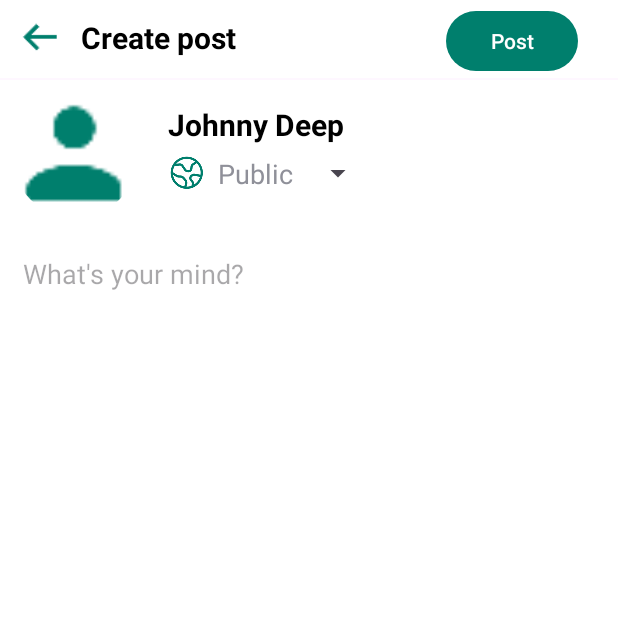
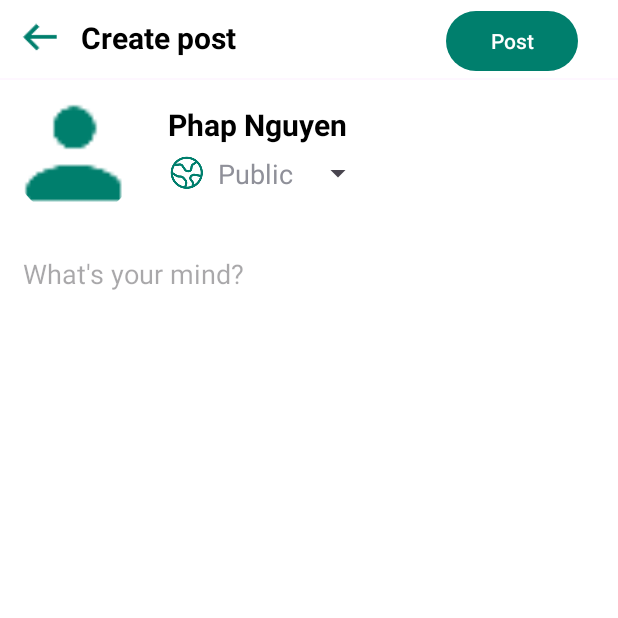
Before and after one commit to Thu6Ngay13/MobileAndroid-Java-SocialMedia, an Android app: the CreatePostActivity screen opened directly, with no data from a screen before it, on a phone screen of 412 x 824 dp, the top half of it. Run offline under Robolectric (Android 15) with nearby library versions, the phone set to English and light mode, and no system bars; our stand-ins replace CircleImageView; 1 statement that could not run was skipped.

Commit message:
Update: CreatePost

```diff
--- a/app/src/main/java/HCMUTE/SocialMedia/Activities/AdminActivity.java
+++ b/app/src/main/java/HCMUTE/SocialMedia/Activities/AdminActivity.java
@@ -7,7 +7,6 @@ import android.os.Bundle;
 import HCMUTE.SocialMedia.R;
 
 public class AdminActivity extends AppCompatActivity {
-
     @Override
     protected void onCreate(Bundle savedInstanceState) {
         super.onCreate(savedInstanceState);
--- a/app/src/main/java/HCMUTE/SocialMedia/Activities/CreatePostActivity.java
+++ b/app/src/main/java/HCMUTE/SocialMedia/Activities/CreatePostActivity.java
@@ -1,16 +1,48 @@
 package HCMUTE.SocialMedia.Activities;
 
 import androidx.appcompat.app.AppCompatActivity;
+
+import android.content.Intent;
 import android.os.Bundle;
+import android.text.Html;
 import android.widget.AdapterView;
 import android.view.View;
+import android.widget.Button;
+import android.widget.EditText;
+import android.widget.ImageButton;
+import android.widget.ImageView;
+import android.widget.SimpleAdapter;
 import android.widget.Spinner;
+import android.widget.TextView;
 import android.widget.Toast;
+
+import java.util.List;
+
 import HCMUTE.SocialMedia.Adapters.CreatePostAdapter;
+import HCMUTE.SocialMedia.Models.AccountCardModel;
+import HCMUTE.SocialMedia.Models.PostCardModel;
+import HCMUTE.SocialMedia.Models.ResponseModel;
 import HCMUTE.SocialMedia.R;
+import HCMUTE.SocialMedia.Responses.RegisterResponse;
+import HCMUTE.SocialMedia.Retrofit.APIService;
+import HCMUTE.SocialMedia.Retrofit.RetrofitClient;
+import HCMUTE.SocialMedia.SharePreferances.PrefManager;
+import retrofit2.Call;
+import retrofit2.Callback;
+import retrofit2.Response;
 
 public class CreatePostActivity extends AppCompatActivity implements AdapterView.OnItemSelectedListener{
-
+    private APIService apiService;
+    private String fullName = "Phap Nguyen";
+    private String avatar = "link";
+    private String username = "phap";
+    private ImageView ivBack;
+    private Button btPost;
+    private TextView tvFullName;
+    private TextView ivAvatar;
+    private EditText etTextPost;
+    private ImageView ivPostImage;
+    private Spinner spin;
     String[] modeName={"Public","Private"};
     int modeImage[] = {R.mipmap.ic_global_72_dark, R.mipmap.ic_lock_72_dark};
 
@@ -18,14 +50,47 @@ public class CreatePostActivity extends AppCompatActivity implements AdapterView
     protected void onCreate(Bundle savedInstanceState) {
         super.onCreate(savedInstanceState);
         setContentView(R.layout.activity_create_post);
-        //Getting the instance of Spinner and applying OnItemSelectedListener on it
-        Spinner spin = (Spinner) findViewById(R.id.spModePost);
+        initialize();
+        loadData();
+        createPost();
+        ivBack.setOnClickListener(v -> finish());
+    }
+
+    private void createPost() {
+        btPost.setOnClickListener(new View.OnClickListener() {
+            @Override
+            public void onClick(View v) {
+                String postText = etTextPost.getText().toString();
+                String postMedia = "";
+                PostCardModel post = new PostCardModel(avatar, username, fullName, "time", 1, postText,postMedia,false);
+                Call<PostCardModel> call = apiService.createPost(post);
+                call.enqueue(new Callback<PostCardModel>() {
+                    @Override
+                    public void onResponse(Call<PostCardModel> call, Response<PostCardModel> response) {
+                        if (response.isSuccessful()) {
+                            Toast.makeText(CreatePostActivity.this, "Create post successful", Toast.LENGTH_SHORT).show();
+                        }
+                        else {
+                            Toast.makeText(CreatePostActivity.this, "An error occurred please try again later ...", Toast.LENGTH_SHORT).show();
+                        }
+                    }
+                    @Override
+                    public void onFailure(Call<PostCardModel> call, Throwable t) {
+                        Toast.makeText(CreatePostActivity.this, t.getMessage(), Toast.LENGTH_SHORT).show();
+                    }
+                });
+            }
+        });
+    }
+
+    private void loadData(){
         spin.setOnItemSelectedListener(this);
-
         CreatePostAdapter createPostAdapter=new CreatePostAdapter(getApplicationContext(),modeImage,modeName);
         spin.setAdapter(createPostAdapter);
+        apiService = RetrofitClient.getRetrofit().create(APIService.class);
+        tvFullName.setText(fullName);
+
     }
-
 
     //Performing action onItemSelected and onNothing selected
     @Override
@@ -35,6 +100,15 @@ public class CreatePostActivity extends AppCompatActivity implements AdapterView
 
     @Override
     public void onNothingSelected(AdapterView<?> arg0) {
-        // TODO Auto-generated method stub
+    }
+
+    public void initialize(){
+        spin = (Spinner) findViewById(R.id.spModePost);
+        ivBack = findViewById(R.id.ivBack);
+        btPost = findViewById(R.id.btPost);
+        tvFullName = findViewById(R.id.tvFullName);
+        ivAvatar = findViewById(R.id.ivAvatar);
+        etTextPost = findViewById(R.id.etTextPost);
+        ivPostImage = findViewById(R.id.ivPostImage);
     }
 }
--- a/app/src/main/java/HCMUTE/SocialMedia/Retrofit/APIService.java
+++ b/app/src/main/java/HCMUTE/SocialMedia/Retrofit/APIService.java
@@ -90,4 +90,6 @@ public interface APIService {
     Call<AuthResponse> authenticate(@Body AuthRequest request);
     @GET("comment/{postId}")
     Call<ResponseModel<CommentCardModel>> getCommentWithPostId(@Path("postId") Long postId);
+    @POST("post/create")
+    Call<PostCardModel> createPost(@Body PostCardModel postCardModel);
 }
--- a/app/src/main/java/HCMUTE/SocialMedia/Retrofit/RetrofitClient.java
+++ b/app/src/main/java/HCMUTE/SocialMedia/Retrofit/RetrofitClient.java
@@ -10,8 +10,8 @@ import retrofit2.Retrofit;
 import retrofit2.converter.gson.GsonConverterFactory;
 
 public class RetrofitClient {
-    private static final String TOKEN = "eyJhbGciOiJIUzI1NiJ9.eyJST0xFIjpbeyJhdXRob3JpdHkiOiJST0xFX1VTRVIifV0sInN1YiI6ImFiY0BnbWFpbC5jb20iLCJpYXQiOjE3MTU1MDg1NzIsImV4cCI6MTcxNTU5NDk3Mn0.n40hIILkl3YnkjeTTXWY17RGJlLrAQOuEcL_k56D3yY";
-    private static final String BASE_URL = "http://192.168.1.10:8181/api/";
+    private static final String TOKEN = "eyJhbGciOiJIUzI1NiJ9.eyJST0xFIjpbeyJhdXRob3JpdHkiOiJST0xFX1VTRVIifV0sInN1YiI6InBoYXAiLCJpYXQiOjE3MTU5MjgzNTIsImV4cCI6MTcxNTkyOTc5Mn0.v-NqaSbQiZyiOayPRpnSPsUtzFT6-QL8WFSk4jlfLPI";
+    private static final String BASE_URL = "http://192.168.232.219:8181/api/";
     private static Retrofit retrofit;
 
     public static Retrofit getRetrofit() {
--- a/app/src/main/java/HCMUTE/SocialMedia/SharePreferances/PrefManager.java
+++ b/app/src/main/java/HCMUTE/SocialMedia/SharePreferances/PrefManager.java
@@ -46,6 +46,7 @@ public class PrefManager {
         SharedPreferences sharedPreferences = ctx.getSharedPreferences(SHARED_PREF_NAME, Context.MODE_PRIVATE);
         return sharedPreferences.getString(KEY_ROLE, "");
     }
+
     public String getEmail(){
         SharedPreferences sharedPreferences = ctx.getSharedPreferences(SHARED_PREF_NAME, Context.MODE_PRIVATE);
         return sharedPreferences.getString(KEY_EMAIL, "");
--- a/app/src/main/res/layout/activity_create_post.xml
+++ b/app/src/main/res/layout/activity_create_post.xml
@@ -149,9 +149,9 @@
                     android:padding="8dp"
                     android:scaleType="centerCrop"
                     android:src="@mipmap/ic_image_72_dark"
+                    android:visibility="gone"
                     app:layout_column="0"
-                    app:layout_row="1"
-                    android:visibility="gone"/>
+                    app:layout_row="1" />
 
             </androidx.gridlayout.widget.GridLayout>
         </LinearLayout>
```
Also changed, not shown: app/src/main/java/HCMUTE/SocialMedia/Fragments/HomeFragment.java (+17 -0 lines), app/src/main/java/HCMUTE/SocialMedia/Models/PostCardModel.java (+10 -0 lines).
